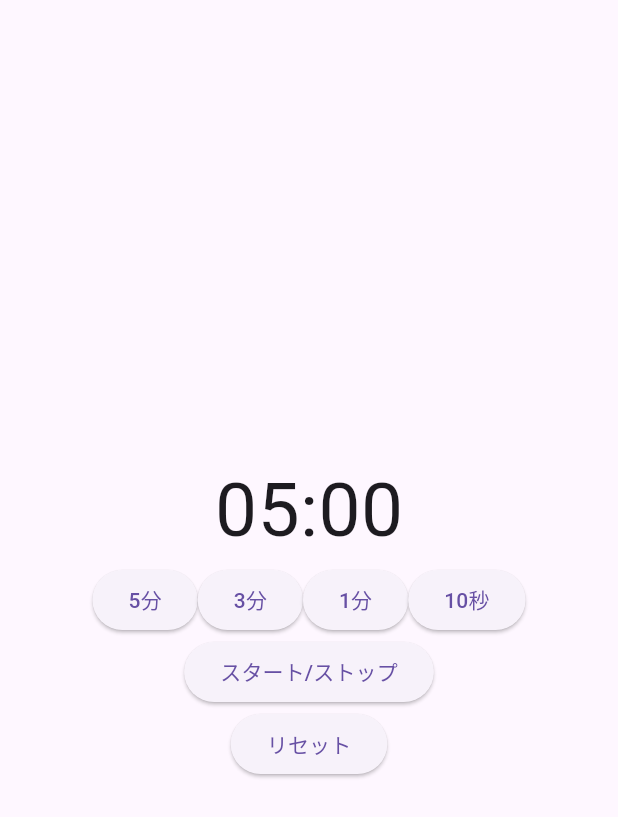
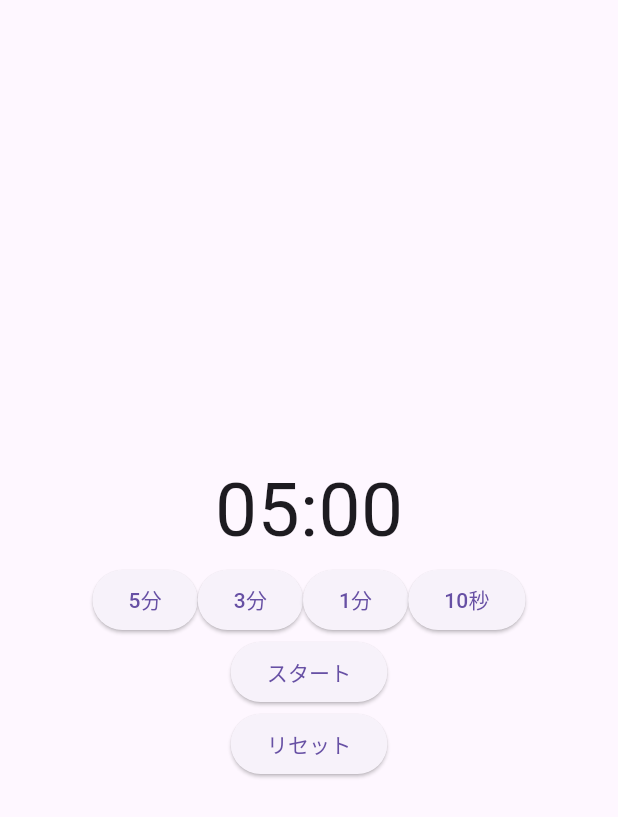
Before and after one commit to mryuu4dev/kitchen_timer, a Flutter app: the screen it shows after launch, after a tap on "5分", on a phone screen of 412 x 824 dp. Shown: the top 817 px of the screen. Run offline on Flutter 3.47's test engine with Material 3 defaults, Android fonts, the phone set to English and light mode, and no system bars; our stand-ins replace get.

Commit message:
スタート/ストップボタンの表示の切り替えを実装

```diff
--- a/lib/main.dart
+++ b/lib/main.dart
@@ -12,6 +12,8 @@ class StopwatchController extends GetxController {
   int _targetTimeMillis = 0;
   final RxString remainingTime = '00:00'.obs;
 
+  final RxBool isTimerRunning = false.obs;
+
   @override
   void onInit() {
     _timer = Timer.periodic(const Duration(milliseconds: 30), (timer) {
@@ -23,6 +25,8 @@ class StopwatchController extends GetxController {
         int seconds = (remainingMillis ~/ 1000) % 60;
         remainingTime.value = '${_padZero(minutes)}:${_padZero(seconds)}';
       }
+
+      isTimerRunning.value = _stopwatch.isRunning;
     });
     super.onInit();
   }
@@ -100,7 +104,11 @@ class MyApp extends StatelessWidget {
               ),
               ElevatedButton(
                 onPressed: () => stopwatchController.startStopTimer(),
-                child: const Text('スタート/ストップ'),
+                child: Obx(
+                  () => Text(
+                    stopwatchController.isTimerRunning.value ? 'ストップ' : 'スタート',
+                  ),
+                ),
               ),
               ElevatedButton(
                 onPressed: () => stopwatchController.resetTimer(),
```
